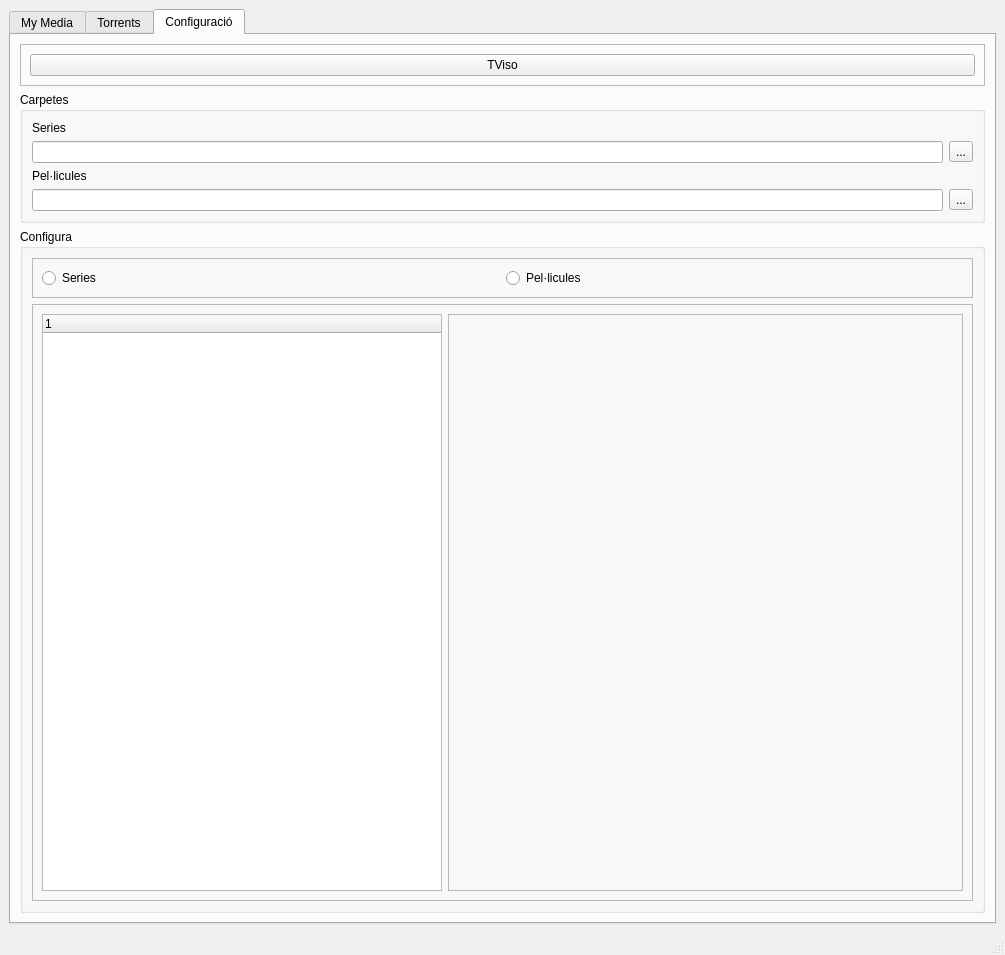
ihipi/TDM, file tdm/gui.ui: the form before one commit.
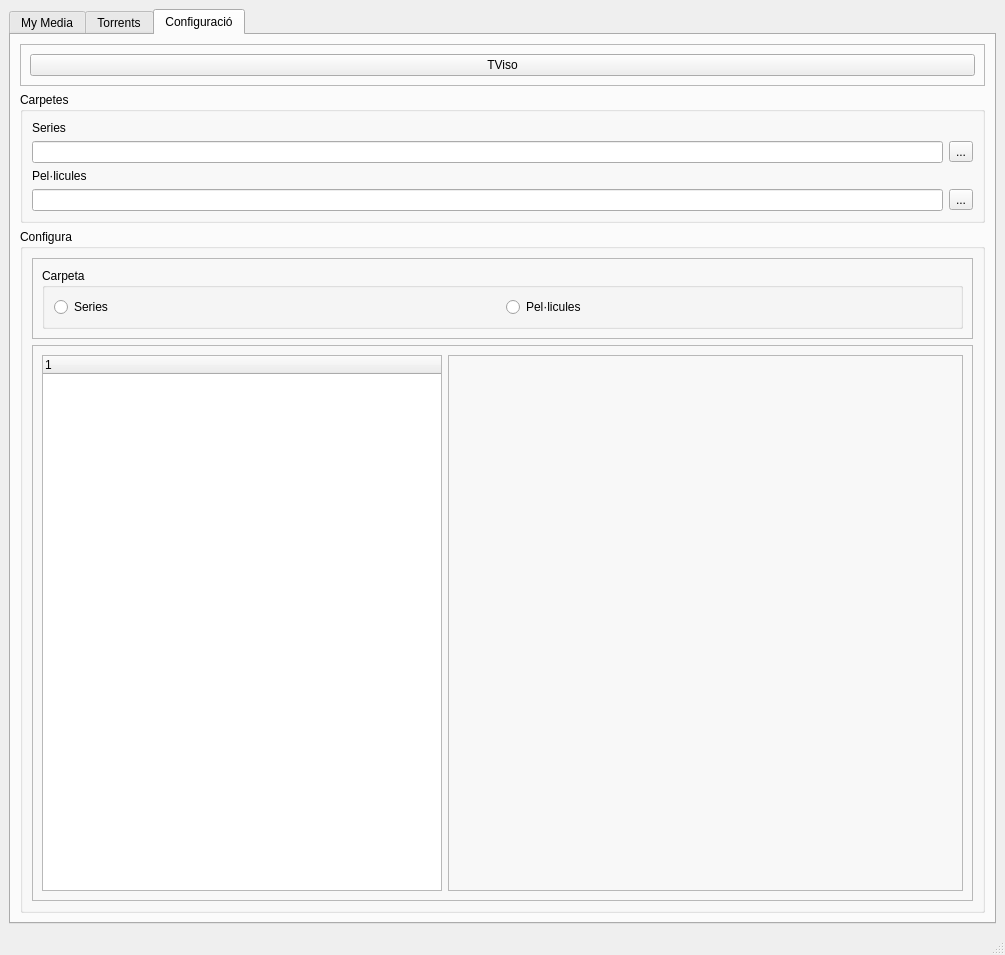
The form after the commit. The open tabs and pages were chosen to show the change.

What changed in the file:
```diff
--- a/tdm/gui.ui
+++ b/tdm/gui.ui
@@ -728,18 +728,27 @@
               <enum>QFrame::Raised</enum>
              </property>
              <layout class="QGridLayout" name="gridLayout_17">
-              <item row="0" column="1">
-               <widget class="QRadioButton" name="radioButton">
-                <property name="text">
-                 <string>Pel·licules</string>
-                </property>
-               </widget>
-              </item>
               <item row="0" column="0">
-               <widget class="QRadioButton" name="radioButton_2">
-                <property name="text">
-                 <string>Series</string>
+               <widget class="QGroupBox" name="groupBox_7">
+                <property name="title">
+                 <string>Carpeta</string>
                 </property>
+                <layout class="QHBoxLayout" name="horizontalLayout_6">
+                 <item>
+                  <widget class="QRadioButton" name="conf_radio_series">
+                   <property name="text">
+                    <string>Series</string>
+                   </property>
+                  </widget>
+                 </item>
+                 <item>
+                  <widget class="QRadioButton" name="conf_radio_pelis">
+                   <property name="text">
+                    <string>Pel·licules</string>
+                   </property>
+                  </widget>
+                 </item>
+                </layout>
                </widget>
               </item>
              </layout>
```
Left out of the diff: 2 changed lines with no effect on the pictures.
